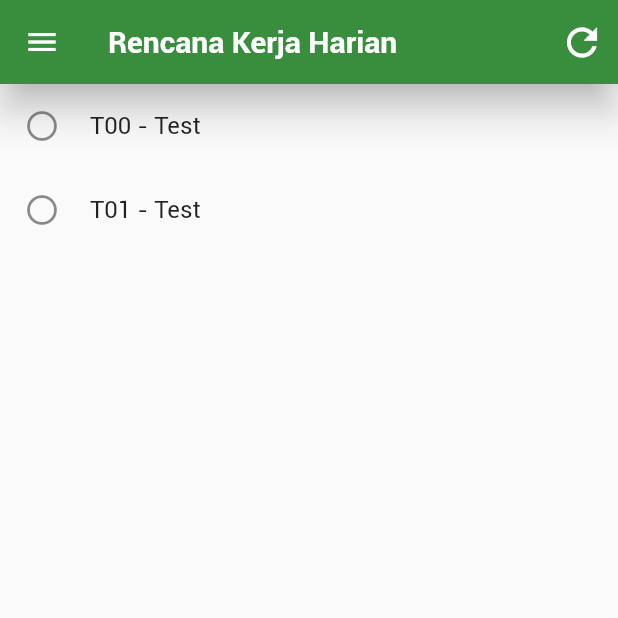
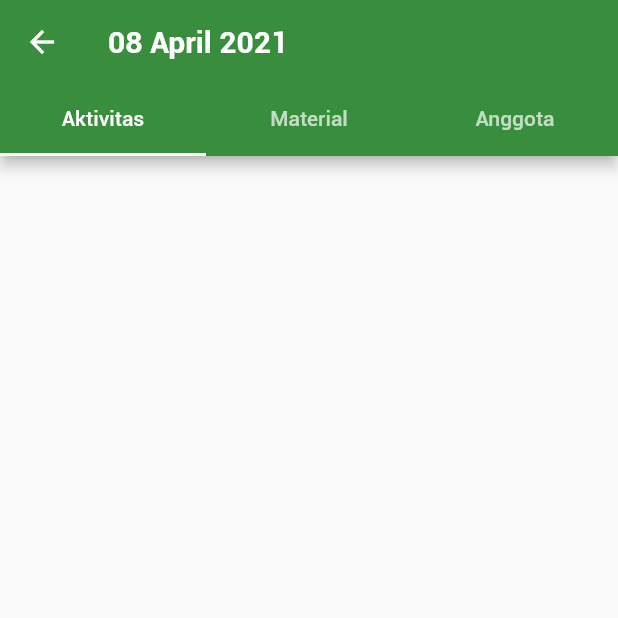
Before and after one commit to danialfaris/Buku-Kerja-Mandor, a Flutter app: the RencanaKerjaHarian screen opened directly, after a tap on "T00 - Test", on a phone screen of 412 x 824 dp, the top half of it. Run offline on Flutter 3.47's test engine with Material 2 defaults, Android fonts, the phone set to English and light mode, and no system bars; our stand-ins replace flutter_native_splash, table_calendar.

Commit message:
lihat aktivitas

```diff
--- a/lib/lihat_aktivitas.dart
+++ b/lib/lihat_aktivitas.dart
@@ -0,0 +1,63 @@
+import 'package:flutter/material.dart';
+import 'main.dart';
+import 'package:intl/intl.dart';
+
+class LihatAktivitas extends StatelessWidget {
+  DateFormat dateFormat = DateFormat('dd MMMM yyyy');
+
+  @override
+  Widget build(BuildContext context) {
+    return MaterialApp(
+      theme: ThemeData(primarySwatch: myColor),
+      home: DefaultTabController(
+        length: 3,
+        child: Scaffold(
+          appBar: AppBar(
+
+            bottom: TabBar(
+              tabs: [
+                Tab(text: "Aktivitas"),
+                Tab(text: "Material"),
+                Tab(text: "Anggota"),
+              ],
+            ),
+            title: Text(dateFormat.format(DateTime.now()),
+                style: TextStyle(fontWeight: FontWeight.bold)),
+            leading: IconButton(
+              icon: Icon(Icons.arrow_back, color: Colors.white),
+              onPressed: () => Navigator.of(context).pop(),
+            ),
+          ),
+          body: TabBarView(
+            children: [
+              TabAktivitas(),
+              TabMaterial(),
+              TabAnggota(),
+            ],
+          ),
+        ),
+      ),
+    );
+  }
+}
+
+class TabAktivitas extends StatelessWidget {
+  @override
+  Widget build(BuildContext context) {
+    return Container();
+  }
+}
+
+class TabMaterial extends StatelessWidget {
+  @override
+  Widget build(BuildContext context) {
+    return Container();
+  }
+}
+
+class TabAnggota extends StatelessWidget {
+  @override
+  Widget build(BuildContext context) {
+    return Container();
+  }
+}
--- a/lib/rencana_kerja_harian.dart
+++ b/lib/rencana_kerja_harian.dart
@@ -1,3 +1,4 @@
+import 'package:buku_kerja_mandor/lihat_aktivitas.dart';
 import 'package:flutter/material.dart';
 import 'drawer.dart';
 
@@ -34,6 +35,10 @@ class RencanaKerjaHarian extends StatelessWidget {
                   ],
                 ),
                 onTap: () {
+                  Navigator.push(
+                    context,
+                    MaterialPageRoute(builder: (context) => LihatAktivitas()),
+                  );
                 },
               ),
               ListTile(
```
